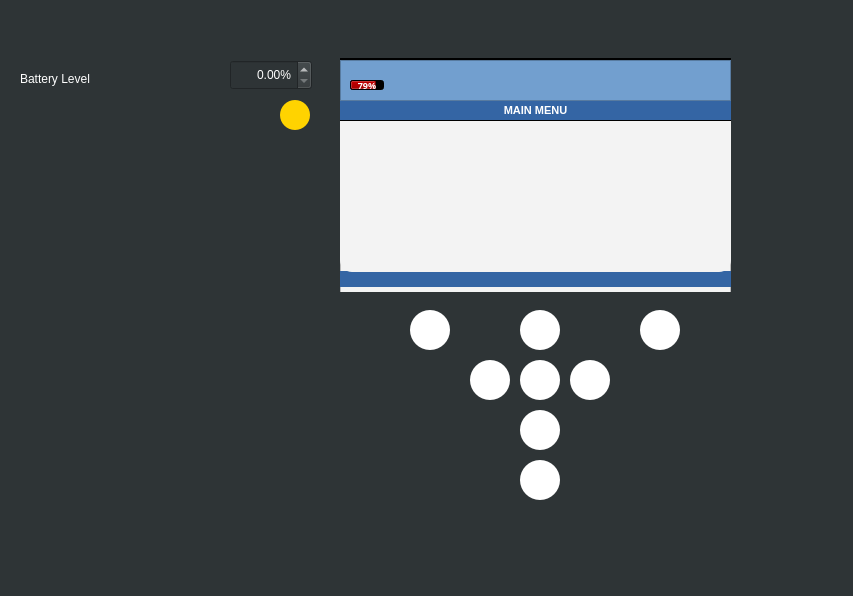
Old version of the form HRV/mainwindow.ui in the repository NirmithDAlmeida/HRV3004Team6.
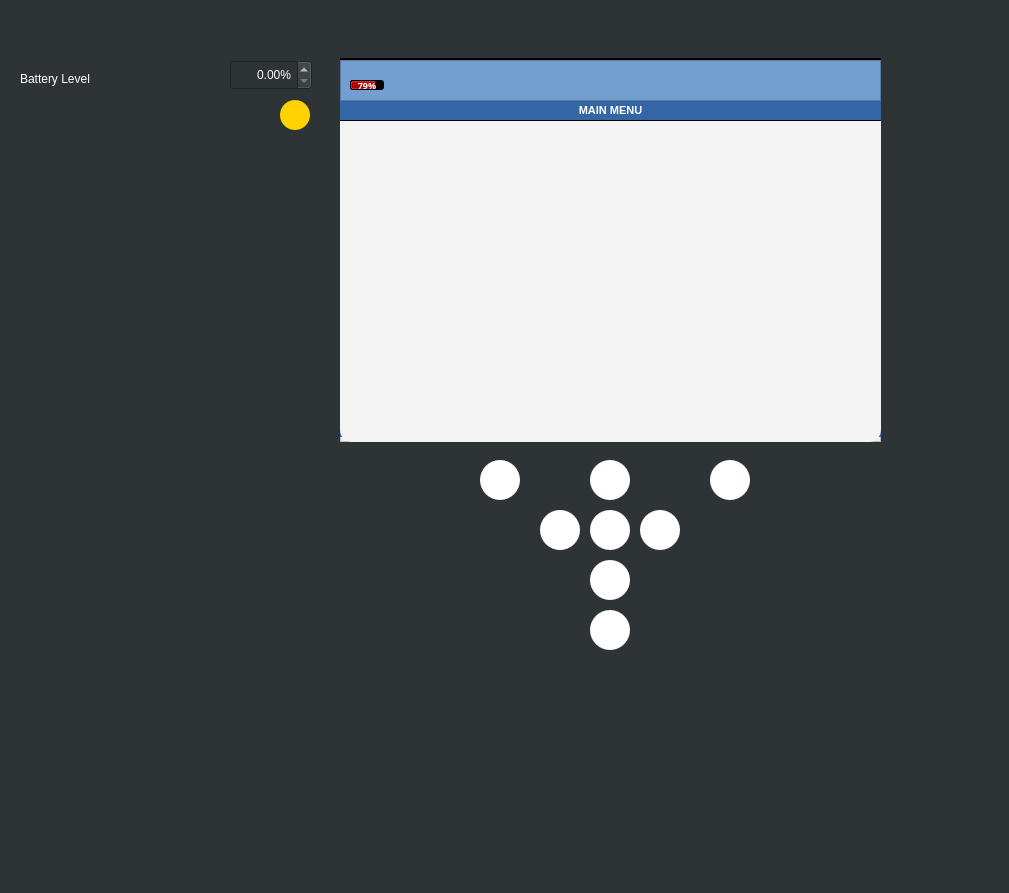
New version of the form. Icons and pictures are not drawn. Custom widgets are drawn as their Qt base class.

Commit message: Modified UI to account for Graph

What changed in the file:
```diff
--- a/HRV/mainwindow.ui
+++ b/HRV/mainwindow.ui
@@ -6,8 +6,8 @@
    <rect>
     <x>0</x>
     <y>0</y>
-    <width>853</width>
-    <height>596</height>
+    <width>1009</width>
+    <height>893</height>
    </rect>
   </property>
   <property name="minimumSize">
@@ -51,8 +51,8 @@
      <rect>
       <x>310</x>
       <y>-13</y>
-      <width>461</width>
-      <height>571</height>
+      <width>621</width>
+      <height>731</height>
      </rect>
     </property>
     <property name="sizePolicy">
@@ -87,8 +87,8 @@
    <widget class="QPushButton" name="powerButton">
     <property name="geometry">
      <rect>
-      <x>520</x>
-      <y>460</y>
+      <x>590</x>
+      <y>610</y>
       <width>40</width>
       <height>40</height>
      </rect>
@@ -137,7 +137,7 @@
      <rect>
       <x>340</x>
       <y>60</y>
-      <width>391</width>
+      <width>541</width>
       <height>41</height>
      </rect>
     </property>
@@ -248,8 +248,8 @@
      <rect>
       <x>340</x>
       <y>58</y>
-      <width>391</width>
-      <height>231</height>
+      <width>541</width>
+      <height>381</height>
      </rect>
     </property>
     <property name="styleSheet">
@@ -261,8 +261,8 @@
      <rect>
       <x>340</x>
       <y>121</y>
-      <width>391</width>
-      <height>171</height>
+      <width>541</width>
+      <height>321</height>
      </rect>
     </property>
     <property name="styleSheet">
@@ -273,7 +273,7 @@
      <property name="geometry">
       <rect>
        <x>0</x>
-       <y>150</y>
+       <y>300</y>
        <width>191</width>
        <height>16</height>
       </rect>
@@ -300,8 +300,8 @@
      </property>
      <property name="geometry">
       <rect>
-       <x>190</x>
-       <y>150</y>
+       <x>340</x>
+       <y>300</y>
        <width>201</width>
        <height>16</height>
       </rect>
@@ -333,8 +333,8 @@
       <rect>
        <x>0</x>
        <y>0</y>
-       <width>391</width>
-       <height>181</height>
+       <width>541</width>
+       <height>321</height>
       </rect>
      </property>
      <property name="font">
@@ -352,7 +352,7 @@
      </property>
      <property name="geometry">
       <rect>
-       <x>10</x>
+       <x>150</x>
        <y>10</y>
        <width>71</width>
        <height>20</height>
@@ -386,7 +386,7 @@
      </property>
      <property name="geometry">
       <rect>
-       <x>120</x>
+       <x>260</x>
        <y>10</y>
        <width>51</width>
        <height>20</height>
@@ -420,7 +420,7 @@
      </property>
      <property name="geometry">
       <rect>
-       <x>220</x>
+       <x>360</x>
        <y>10</y>
        <width>81</width>
        <height>20</height>
@@ -454,7 +454,7 @@
      </property>
      <property name="geometry">
       <rect>
-       <x>10</x>
+       <x>150</x>
        <y>30</y>
        <width>71</width>
        <height>20</height>
@@ -488,7 +488,7 @@
      </property>
      <property name="geometry">
       <rect>
-       <x>120</x>
+       <x>260</x>
        <y>30</y>
        <width>51</width>
        <height>20</height>
@@ -522,7 +522,7 @@
      </property>
      <property name="geometry">
       <rect>
-       <x>220</x>
+       <x>360</x>
        <y>30</y>
        <width>81</width>
        <height>20</height>
@@ -554,8 +554,8 @@
      <property name="geometry">
       <rect>
        <x>70</x>
-       <y>123</y>
-       <width>261</width>
+       <y>270</y>
+       <width>401</width>
        <height>20</height>
       </rect>
      </property>
@@ -574,8 +574,8 @@
       <rect>
        <x>0</x>
        <y>0</y>
-       <width>391</width>
-       <height>151</height>
+       <width>541</width>
+       <height>321</height>
       </rect>
      </property>
      <property name="styleSheet">
@@ -607,10 +607,10 @@
     <widget class="QCustomPlot" name="customPlot" native="true">
      <property name="geometry">
       <rect>
-       <x>100</x>
+       <x>20</x>
        <y>50</y>
-       <width>201</width>
-       <height>61</height>
+       <width>501</width>
+       <height>211</height>
       </rect>
      </property>
     </widget>
@@ -632,7 +632,7 @@
      <rect>
       <x>340</x>
       <y>100</y>
-      <width>391</width>
+      <width>541</width>
       <height>20</height>
      </rect>
     </property>
@@ -663,8 +663,8 @@
    <widget class="QPushButton" name="menuButton">
     <property name="geometry">
      <rect>
-      <x>640</x>
-      <y>310</y>
+      <x>710</x>
+      <y>460</y>
       <width>40</width>
       <height>40</height>
      </rect>
@@ -711,8 +711,8 @@
    <widget class="QPushButton" name="backButton">
     <property name="geometry">
      <rect>
-      <x>410</x>
-      <y>310</y>
+      <x>480</x>
+      <y>460</y>
       <width>40</width>
       <height>40</height>
      </rect>
@@ -759,8 +759,8 @@
    <widget class="QPushButton" name="upButton">
     <property name="geometry">
      <rect>
-      <x>520</x>
-      <y>310</y>
+      <x>590</x>
+      <y>460</y>
       <width>40</width>
       <height>40</height>
      </rect>
@@ -819,8 +819,8 @@
     </property>
     <property name="geometry">
      <rect>
-      <x>520</x>
-      <y>360</y>
+      <x>590</x>
+      <y>510</y>
       <width>40</width>
       <height>40</height>
      </rect>
@@ -867,8 +867,8 @@
    <widget class="QPushButton" name="rightButton">
     <property name="geometry">
      <rect>
-      <x>570</x>
-      <y>360</y>
+      <x>640</x>
+      <y>510</y>
       <width>40</width>
       <height>40</height>
      </rect>
@@ -927,8 +927,8 @@
    <widget class="QPushButton" name="leftButton">
     <property name="geometry">
      <rect>
-      <x>470</x>
-      <y>360</y>
+      <x>540</x>
+      <y>510</y>
       <width>40</width>
       <height>40</height>
      </rect>
@@ -984,8 +984,8 @@
    <widget class="QPushButton" name="downButton">
     <property name="geometry">
      <rect>
-      <x>520</x>
-      <y>410</y>
+      <x>590</x>
+      <y>560</y>
       <width>40</width>
       <height>40</height>
      </rect>
```
